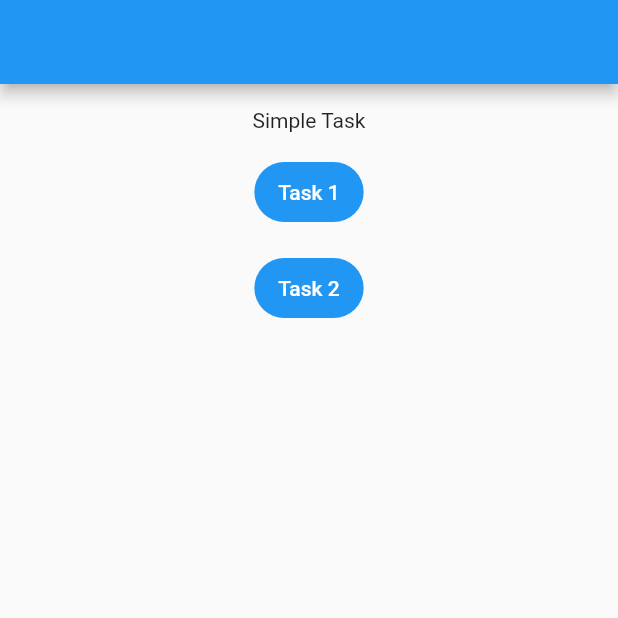
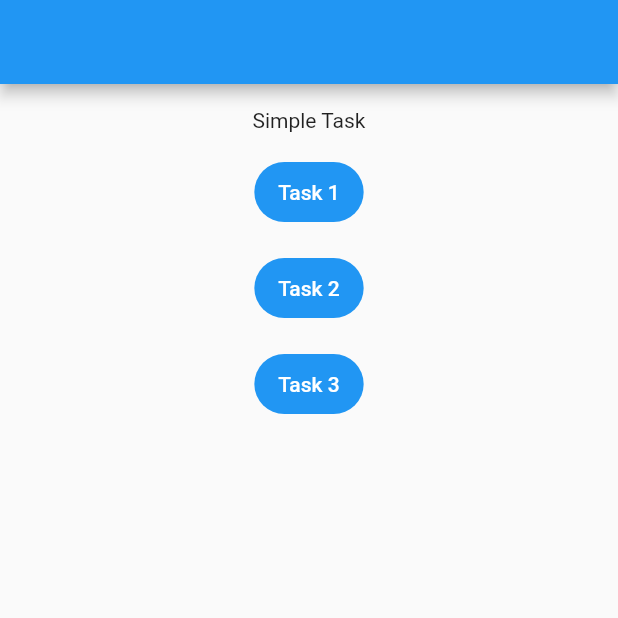
Before and after one commit to rddewan/Flutter-Concurrency-Parallelism, a Flutter app: the screen it shows after launch, on a phone screen of 412 x 824 dp, the top half of it. Run offline on Flutter 3.47's test engine with Material 2 defaults, Android fonts, the phone set to English and light mode, and no system bars.

Commit message:
lesson 2

```diff
--- a/lib/screen/task_screen.dart
+++ b/lib/screen/task_screen.dart
@@ -44,12 +44,26 @@ class _TaskScreenState extends State<TaskScreen> {
                 simpleTask2Future().then((value) {
                   debugPrint('Task 2 Ended with a value: $value');
                 });
-
                 debugPrint('Task 1 nad 2 completed');
                 debugPrint('Task Ended');
 
               },
               child: const Text('Task 2'),
+            ),
+
+            const SizedBox(height: 16,),
+            FilledButton(
+              onPressed: () async {
+                debugPrint('Task Started');
+                final a = await simpleTask1Future();
+
+                final b = await simpleTask2Future();
+
+                debugPrint('Task 1 and 2 completed : ${a+b}');
+                debugPrint('Task Ended');
+
+              },
+              child: const Text('Task 3'),
             )
 
           ],
```
